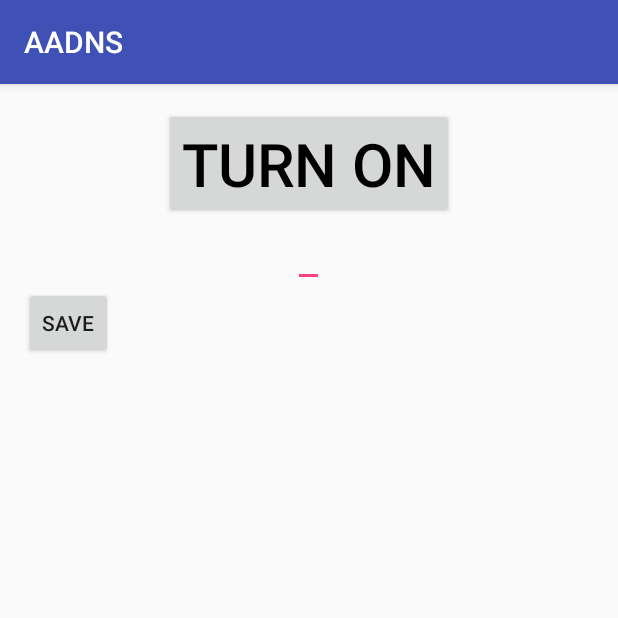
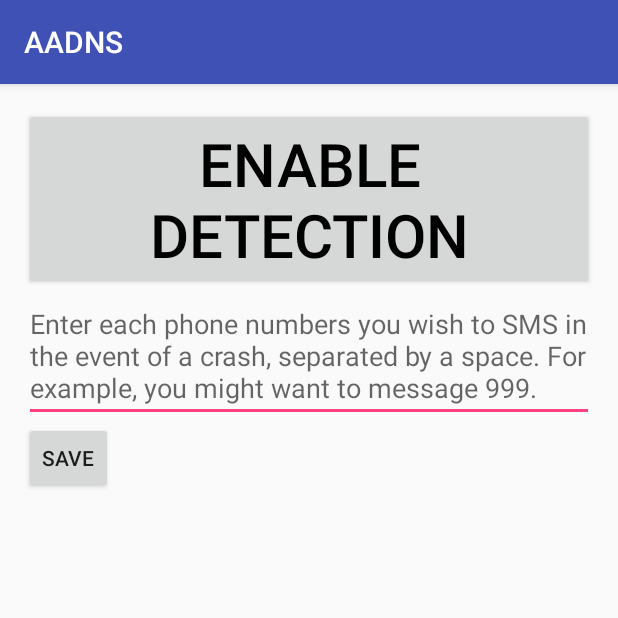
Before and after one commit to sethf99/AADNS, an Android app: the screen it shows after launch (MainActivity), on a phone screen of 412 x 824 dp, the top half of it. Run offline under Robolectric (Android 15) with nearby library versions, the light colour scheme and no system bars.

```diff
--- a/#CarCrash/app/src/main/java/hacksquad/carcrash/MainActivity.java
+++ b/#CarCrash/app/src/main/java/hacksquad/carcrash/MainActivity.java
@@ -7,6 +7,7 @@ import android.support.v7.app.AppCompatActivity;
 import android.view.View;
 import android.widget.Button;
 import android.widget.EditText;
+import android.widget.RelativeLayout;
 
 import java.io.File;
 import java.io.IOException;
@@ -15,6 +16,7 @@ public class MainActivity extends AppCompatActivity {
 
     static CrashService crashService;
     boolean on = false;
+    static  RelativeLayout layout;
 
     @Override
     protected void onCreate(Bundle savedInstanceState) {
@@ -38,6 +40,8 @@ public class MainActivity extends AppCompatActivity {
         } catch (IOException e) {
             e.printStackTrace();
         }
+
+     layout = (RelativeLayout) findViewById(R.id.layo);
 
         final Button button2 = (Button) findViewById(R.id.button);
         button2.setOnClickListener(new View.OnClickListener() {
--- a/#CarCrash/app/src/main/java/hacksquad/carcrash/SMSTask.java
+++ b/#CarCrash/app/src/main/java/hacksquad/carcrash/SMSTask.java
@@ -12,6 +12,7 @@ public class SMSTask extends AsyncTask<SMSData, Void, Void> {
 
     @Override
     protected Void doInBackground(SMSData... params) {
+
         SmsManager sms = SmsManager.getDefault();
         double lat = 0;
         double lon = 0;
@@ -28,6 +29,8 @@ public class SMSTask extends AsyncTask<SMSData, Void, Void> {
         for(String number : params[0].numbers)
         sms.sendTextMessage(number, null, "The contact at this number has been involved in a car" +
                 " crash at Latitude: " + lat + " Longitude: " + lon, null, null);
+
         return null;
+
     }
 }
--- a/#CarCrash/app/src/main/res/layout/activity_main.xml
+++ b/#CarCrash/app/src/main/res/layout/activity_main.xml
@@ -7,7 +7,8 @@
     android:paddingLeft="@dimen/activity_horizontal_margin"
     android:paddingRight="@dimen/activity_horizontal_margin"
     android:paddingTop="@dimen/activity_vertical_margin"
-    tools:context="hacksquad.carcrash.MainActivity">
+    tools:context="hacksquad.carcrash.MainActivity"
+    android:id="@+id/layo">
 
     <Button
         android:layout_width="wrap_content"
@@ -29,7 +30,7 @@
         android:id="@+id/editText"
         android:layout_below="@+id/ON_OFF"
         android:layout_centerHorizontal="true"
-        android:text="Enter phone numbers separated by a space" />
+        android:hint="Enter each phone numbers you wish to SMS in the event of a crash, separated by a space. For example, you might want to message 999." />
 
     <Button
         style="?android:attr/buttonStyleSmall"
--- a/#CarCrash/app/src/main/res/values/strings.xml
+++ b/#CarCrash/app/src/main/res/values/strings.xml
@@ -1,5 +1,5 @@
 <resources>
     <string name="app_name">AADNS</string>
-    <string name="TurnsOn">Turn On</string>
-    <string name="TurnsOff">Turn Off</string>
+    <string name="TurnsOn">Enable Detection</string>
+    <string name="TurnsOff">Disable Detection</string>
 </resources>
```
Also changed, not shown: #CarCrash/app/src/main/java/hacksquad/carcrash/CrashService.java (+12 -4 lines).
